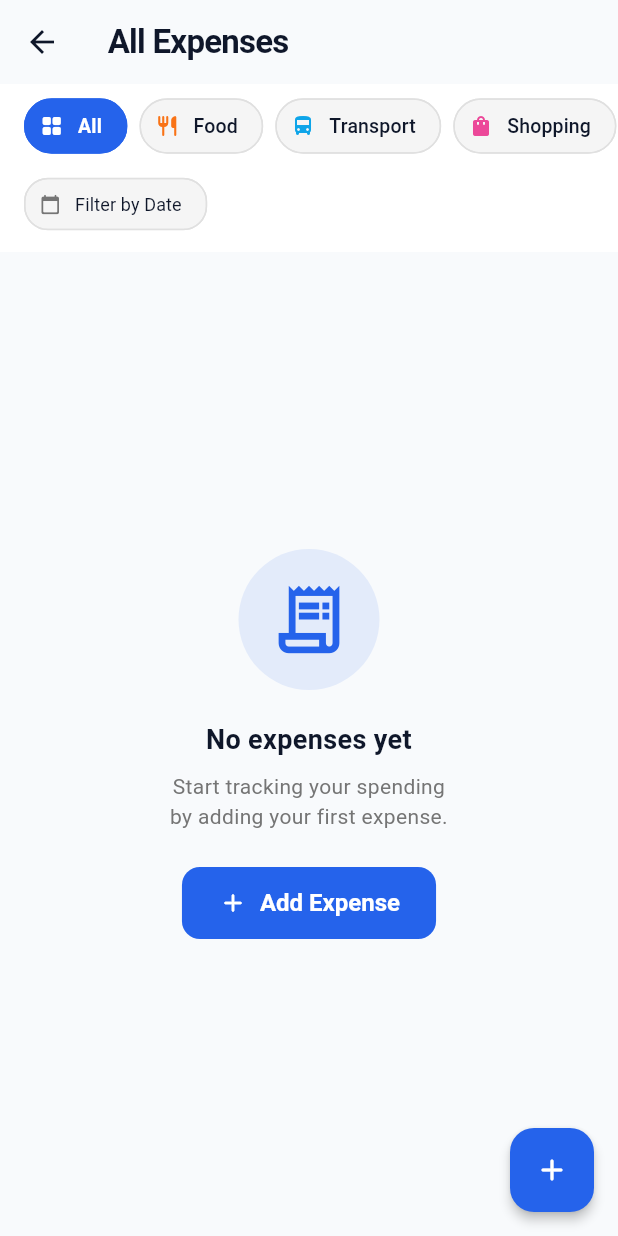
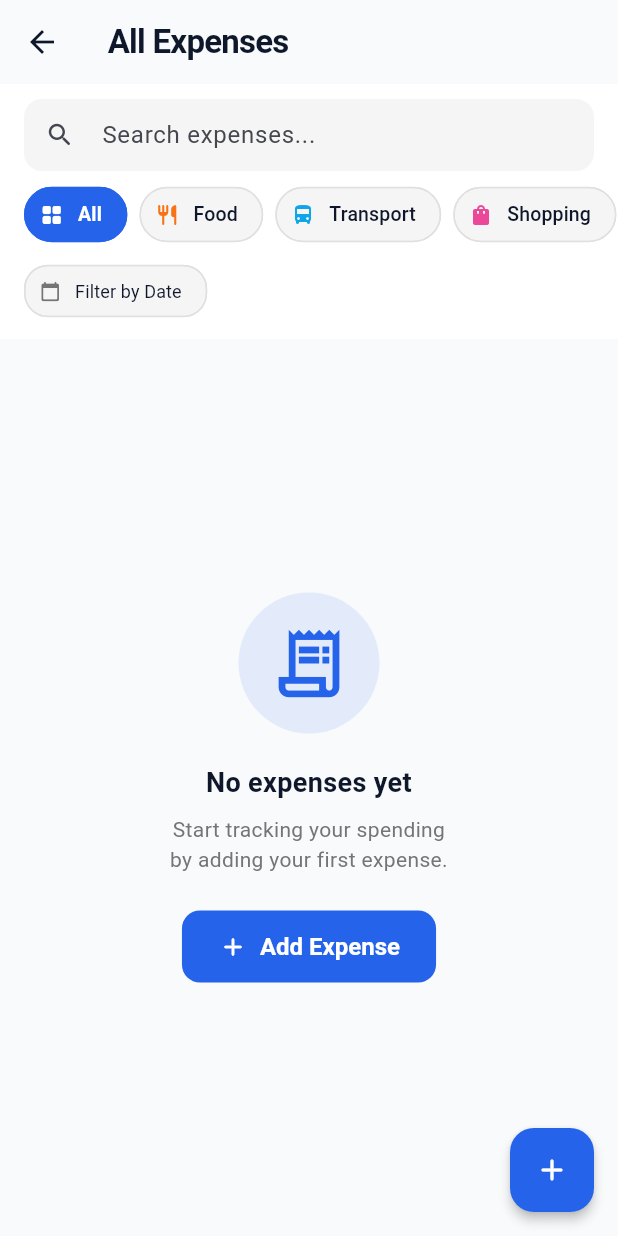
Before and after one commit to Deneshkar/flutter-expense-tracker, a Flutter app: the ExpensesScreen screen opened directly, on a phone screen of 412 x 824 dp. Run offline on Flutter 3.47's test engine with Material 3 defaults, Android fonts, the phone set to English and light mode, and no system bars; our stand-ins replace cloud_firestore, firebase_core; accounts and stored records are empty.

Commit message:
feat: add expenses screen with search and filter features and corresponding tests

```diff
--- a/lib/screens/expenses_screen.dart
+++ b/lib/screens/expenses_screen.dart
@@ -8,7 +8,7 @@ import 'add_expense_screen.dart';
 import 'edit_expense_screen.dart';
 
 /// Screen displaying the complete history of all recorded expenses
-/// with category and date filtering options.
+/// with search, category, and date filtering options.
 class ExpensesScreen extends StatefulWidget {
   final ExpenseService? expenseService;
   final Function(Expense)? onEditExpense;
@@ -26,6 +26,10 @@ class ExpensesScreen extends StatefulWidget {
 class _ExpensesScreenState extends State<ExpensesScreen> {
   late final ExpenseService _expenseService;
 
+  // Search controller and query state
+  final TextEditingController _searchController = TextEditingController();
+  String _searchQuery = '';
+
   // Active filters
   String _selectedCategory = 'All';
   DateTime? _selectedDate;
@@ -34,6 +38,12 @@ class _ExpensesScreenState extends State<ExpensesScreen> {
   void initState() {
     super.initState();
     _expenseService = widget.expenseService ?? ExpenseService();
+  }
+
+  @override
+  void dispose() {
+    _searchController.dispose();
+    super.dispose();
   }
 
   /// Opens the Add Expense screen.
@@ -80,9 +90,11 @@ class _ExpensesScreenState extends State<ExpensesScreen> {
     }
   }
 
-  /// Resets all active filters to default (All categories, no date filter).
+  /// Resets search and all active filters to default.
   void _clearFilters() {
+    _searchController.clear();
     setState(() {
+      _searchQuery = '';
       _selectedCategory = 'All';
       _selectedDate = null;
     });
@@ -145,8 +157,9 @@ class _ExpensesScreenState extends State<ExpensesScreen> {
 
   @override
   Widget build(BuildContext context) {
-    final hasActiveFilter =
-        _selectedCategory != 'All' || _selectedDate != null;
+    final hasActiveFilter = _selectedCategory != 'All' ||
+        _selectedDate != null ||
+        _searchQuery.isNotEmpty;
 
     return Scaffold(
       appBar: AppBar(
@@ -213,15 +226,17 @@ class _ExpensesScreenState extends State<ExpensesScreen> {
 
           final allExpenses = snapshot.data ?? [];
 
-          // 3. Apply Category and Date Filters
+          // 3. Apply Filters and Search
           var filteredExpenses = allExpenses;
 
+          // Category Filter
           if (_selectedCategory != 'All') {
             filteredExpenses = filteredExpenses
                 .where((e) => e.category == _selectedCategory)
                 .toList();
           }
 
+          // Date Filter
           if (_selectedDate != null) {
             filteredExpenses = filteredExpenses.where((e) {
               return e.date.year == _selectedDate!.year &&
@@ -230,12 +245,22 @@ class _ExpensesScreenState extends State<ExpensesScreen> {
             }).toList();
           }
 
+          // Search Filter (by title or note, case-insensitive)
+          if (_searchQuery.isNotEmpty) {
+            final query = _searchQuery.toLowerCase();
+            filteredExpenses = filteredExpenses.where((e) {
+              final titleMatch = e.title.toLowerCase().contains(query);
+              final noteMatch = e.note.toLowerCase().contains(query);
+              return titleMatch || noteMatch;
+            }).toList();
+          }
+
           // 4. Calculate total sum of filtered list
           final double totalSpent = filteredExpenses.totalAmount;
 
           return Column(
             children: [
-              // A. Filter Controls Bar
+              // A. Search Field & Filter Controls Bar
               _buildFilterBar(),
 
               // B. Expenses List, Filtered Results, or Empty States
@@ -251,9 +276,10 @@ class _ExpensesScreenState extends State<ExpensesScreen> {
                     : filteredExpenses.isEmpty
                         ? EmptyState(
                             title: 'No matching expenses',
-                            message:
-                                'No expenses found for the selected filter.\nTry clearing or adjusting filters.',
-                            icon: Icons.filter_alt_off_rounded,
+                            message: _searchQuery.isNotEmpty
+                                ? 'No expenses match "$_searchQuery".\nTry checking for typos or clearing filters.'
+                                : 'No expenses match the selected filters.\nTry clearing or adjusting filters.',
+                            icon: Icons.search_off_rounded,
                             buttonText: 'Clear Filters',
                             onButtonPressed: _clearFilters,
                           )
@@ -355,7 +381,7 @@ class _ExpensesScreenState extends State<ExpensesScreen> {
     );
   }
 
-  /// Horizontal category filter chips and date selector bar.
+  /// Search bar, horizontal category filter chips, and date selector.
   Widget _buildFilterBar() {
     final categories = ['All', ...ExpenseCategory.all];
     final dateFormat = DateFormat('dd MMM yyyy');
@@ -366,9 +392,55 @@ class _ExpensesScreenState extends State<ExpensesScreen> {
       child: Column(
         crossAxisAlignment: CrossAxisAlignment.start,
         children: [
-          // 1. Horizontal Category Filter Chips
+          // 1. Search Bar
+          Padding(
+            padding: const EdgeInsets.fromLTRB(16, 2, 16, 10),
+            child: TextField(
+              controller: _searchController,
+              decoration: InputDecoration(
+                hintText: 'Search expenses...',
+                prefixIcon: const Icon(Icons.search_rounded, size: 20),
+                suffixIcon: _searchQuery.isNotEmpty
+                    ? IconButton(
+                        tooltip: 'Clear search',
+                        icon: const Icon(Icons.clear_rounded, size: 18),
+                        onPressed: () {
+                          _searchController.clear();
+                          setState(() {
+                            _searchQuery = '';
+                          });
+                        },
+                      )
+                    : null,
+                contentPadding:
+                    const EdgeInsets.symmetric(horizontal: 14, vertical: 10),
+                filled: true,
+                fillColor: Colors.grey.shade100,
+                border: OutlineInputBorder(
+                  borderRadius: BorderRadius.circular(12),
+                  borderSide: BorderSide.none,
+                ),
+                enabledBorder: OutlineInputBorder(
+                  borderRadius: BorderRadius.circular(12),
+                  borderSide: BorderSide.none,
+                ),
+                focusedBorder: OutlineInputBorder(
+                  borderRadius: BorderRadius.circular(12),
+                  borderSide:
+                      const BorderSide(color: Color(0xFF2563EB), width: 1.5),
+                ),
+              ),
+              onChanged: (val) {
+                setState(() {
+                  _searchQuery = val.trim();
+                });
+              },
+            ),
+          ),
+
+          // 2. Horizontal Category Filter Chips
           SizedBox(
-            height: 40,
+            height: 38,
             child: ListView.separated(
               padding: const EdgeInsets.symmetric(horizontal: 16),
               scrollDirection: Axis.horizontal,
@@ -418,7 +490,7 @@ class _ExpensesScreenState extends State<ExpensesScreen> {
           ),
           const SizedBox(height: 8),
 
-          // 2. Date Filter and Clear Filter row
+          // 3. Date Filter and Clear Filter row
           Padding(
             padding: const EdgeInsets.symmetric(horizontal: 16),
             child: Row(
@@ -478,7 +550,9 @@ class _ExpensesScreenState extends State<ExpensesScreen> {
                   ),
                 ],
                 const Spacer(),
-                if (_selectedCategory != 'All' || _selectedDate != null)
+                if (_selectedCategory != 'All' ||
+                    _selectedDate != null ||
+                    _searchQuery.isNotEmpty)
                   TextButton.icon(
                     style: TextButton.styleFrom(
                       padding: const EdgeInsets.symmetric(horizontal: 8),
```
Also changed, not shown: 1 other file.
